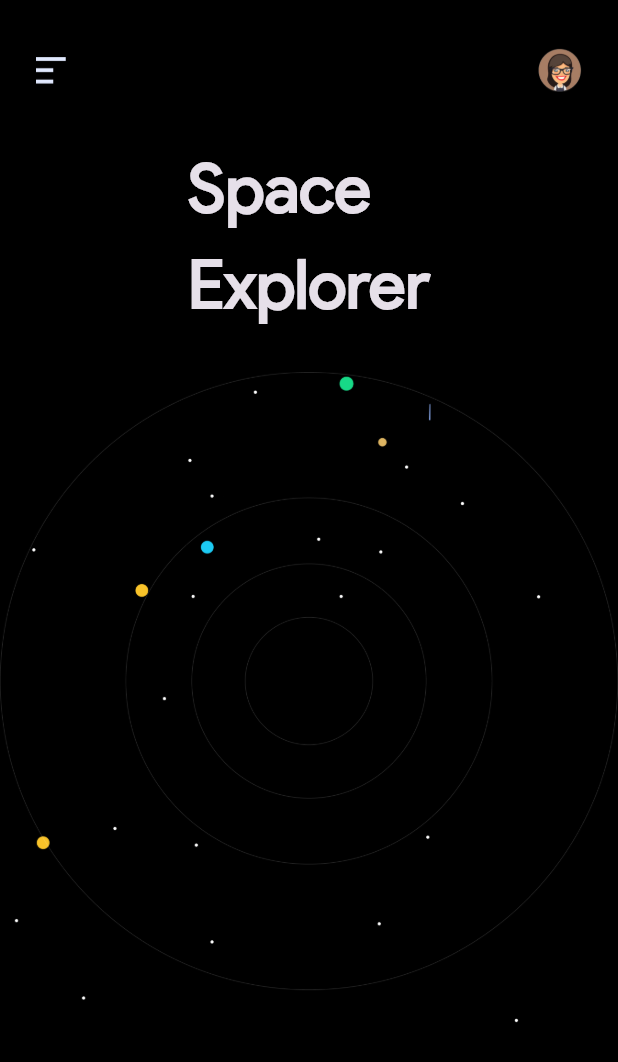
After one commit to abdelazizh17/nasa-app, a Flutter app: the screen it shows after launch, on a phone screen of 412 x 824 dp. The commit adds this screen. Shown: the top 1062 px of the screen. Run offline on Flutter 3.47's test engine with Material 3 defaults, Android fonts, the light colour scheme and no system bars.

Commit message:
create home view body & custom app bar

```diff
--- a/lib/main.dart
+++ b/lib/main.dart
@@ -1,4 +1,5 @@
 import 'package:flutter/material.dart';
+import 'package:p/views/home_view.dart';
 import 'package:p/views/onboarding.dart';
 
 void main() {
@@ -12,9 +13,12 @@ class NasaApp extends StatelessWidget {
   Widget build(BuildContext context) {
     return MaterialApp(
       theme: ThemeData(
-        brightness: Brightness.dark),
+        fontFamily: 'Product Sans Regular',
+        brightness: Brightness.dark,
+        scaffoldBackgroundColor: Colors.black,
+      ),
       debugShowCheckedModeBanner: false,
-      home: const Onboarding(),
+      home: const HomeView(),
     );
   }
 }
--- /dev/null
+++ b/lib/views/home_view.dart
@@ -0,0 +1,13 @@
+import 'package:flutter/material.dart';
+import 'package:p/widgets/home_view_body.dart';
+
+class HomeView extends StatelessWidget {
+  const HomeView({super.key});
+
+  @override
+  Widget build(BuildContext context) {
+    return const Scaffold(
+      body: HomeViewBody(),
+    );
+  }
+}
--- /dev/null
+++ b/lib/widgets/custom_app_bar.dart
@@ -0,0 +1,25 @@
+import 'package:flutter/material.dart';
+
+class CustomAppBar extends StatelessWidget {
+  const CustomAppBar({super.key});
+
+  @override
+  Widget build(BuildContext context) {
+    return Padding(
+      padding: const EdgeInsets.symmetric(horizontal: 24, vertical: 32),
+      child: Row(
+        children: [
+          Image.asset(
+            'images/ic_menu.png',
+            width: 20,
+          ),
+          const Spacer(),
+          Image.asset(
+            'images/ic_avatar.png',
+            width: 30,
+          ),
+        ],
+      ),
+    );
+  }
+}
--- /dev/null
+++ b/lib/widgets/home_view_body.dart
@@ -0,0 +1,30 @@
+import 'package:flutter/material.dart';
+import 'package:p/widgets/custom_app_bar.dart';
+
+class HomeViewBody extends StatelessWidget {
+  const HomeViewBody({super.key});
+
+  @override
+  Widget build(BuildContext context) {
+    return Stack(children: [
+      Align(
+          alignment: Alignment.center,
+          child: Padding(
+            padding: const EdgeInsets.only(top: 110),
+            child: Image.asset('images/bg_stars.png'),
+          )),
+      const Column(
+        children: [
+          const CustomAppBar(),
+          Text(
+            "Space\nExplorer",
+            style: TextStyle(
+              fontSize: 45,
+              fontWeight: FontWeight.bold,
+            ),
+          ),
+        ],
+      ),
+    ]);
+  }
+}
```
